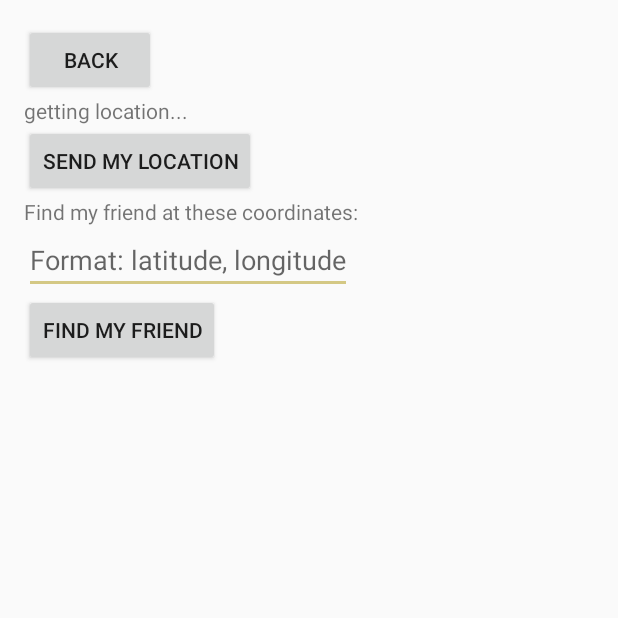
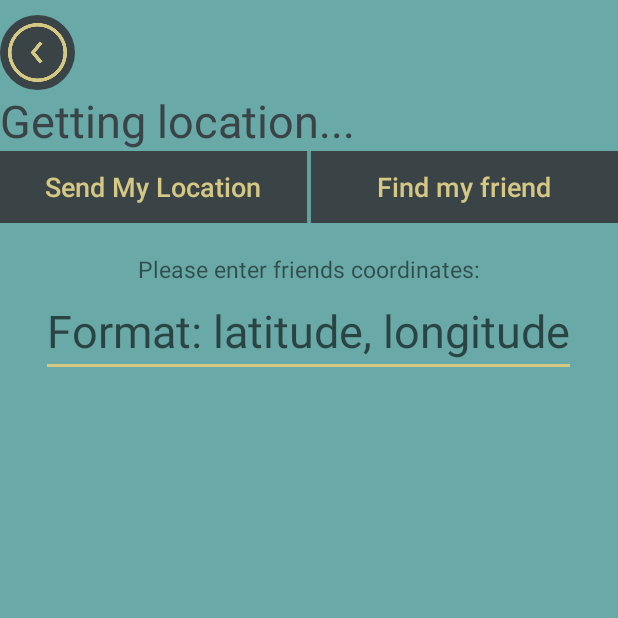
Before and after one commit to qdozaq/Uncover, an Android app: the Holla screen opened directly, with no data from a screen before it, on a phone screen of 412 x 824 dp, the top half of it. Run offline under Robolectric (Android 15) with nearby library versions, the phone set to English and light mode, and no system bars.

Commit message:
Everything works! + formating

```diff
--- a/app/src/main/res/layout/activity_holla.xml
+++ b/app/src/main/res/layout/activity_holla.xml
@@ -4,42 +4,67 @@
     android:id="@+id/activity_holla"
     android:layout_width="match_parent"
     android:layout_height="match_parent"
-    android:paddingBottom="@dimen/activity_vertical_margin"
-    android:paddingLeft="@dimen/activity_horizontal_margin"
-    android:paddingRight="@dimen/activity_horizontal_margin"
-    android:paddingTop="@dimen/activity_vertical_margin"
+    android:background="@color/colorPrimary"
     android:orientation="vertical"
     tools:context="com.example.doza.uncover.Holla">
-    <Button
+
+    <ImageButton
+        style="@style/back_button"
+        android:onClick="toMain" />
+
+    <TextView
+        android:id="@+id/statText"
         android:layout_width="wrap_content"
         android:layout_height="wrap_content"
-        android:text="back"
-        android:onClick="toMain"/>
-    <TextView
+        android:text="Getting location..."
+        android:textColor="@color/colorPrimaryDark"
+        android:textSize="30sp" />
+
+    <LinearLayout
+        android:layout_width="match_parent"
+        android:layout_height="wrap_content"
+        android:orientation="horizontal">
+
+        <Button
+            style="@style/holla_buttons"
+            android:layout_marginRight="1dp"
+            android:onClick="sendLoc"
+            android:text="Send My Location" />
+
+        <Button
+            style="@style/holla_buttons"
+            android:layout_marginLeft="1dp"
+            android:onClick="findFriend"
+            android:text="Find my friend" />
+
+
+    </LinearLayout>
+
+    <LinearLayout
         android:layout_width="wrap_content"
         android:layout_height="wrap_content"
-        android:text="getting location..."
-        android:id="@+id/statText"/>
+        android:layout_gravity="center"
+        android:layout_marginTop="20dp"
+        android:orientation="vertical">
 
-    <Button
-        android:layout_width="wrap_content"
-        android:layout_height="wrap_content"
-        android:text="send my location"
-        android:onClick="sendLoc"/>
-    <TextView
-        android:layout_width="wrap_content"
-        android:layout_height="wrap_content"
-        android:text="Find my friend at these coordinates:" />
-    <EditText
-        android:id="@+id/locField"
-        android:layout_width="wrap_content"
-        android:layout_height="wrap_content"
-        android:hint="Format: latitude, longitude"/>
-    <Button
-        android:layout_width="wrap_content"
-        android:layout_height="wrap_content"
-        android:text="Find my friend"
-        android:onClick="findFriend"/>
+        <TextView
+            android:layout_width="wrap_content"
+            android:layout_height="wrap_content"
+            android:layout_gravity="center"
+            android:text="Please enter friends coordinates:"
+            android:textAlignment="center"
+            android:textSize="15sp" />
+
+        <EditText
+            android:id="@+id/locField"
+            android:layout_width="wrap_content"
+            android:layout_height="wrap_content"
+            android:layout_gravity="center"
+            android:hint="Format: latitude, longitude"
+            android:textAlignment="center"
+            android:textSize="30sp" />
 
 
+    </LinearLayout>
+
 </LinearLayout>
--- a/app/src/main/res/values/styles.xml
+++ b/app/src/main/res/values/styles.xml
@@ -25,11 +25,29 @@
     </style>
 
     <style name="printer_buttons" parent="button">
-        <item name="android:layout_weight">.5</item>
         <item name="android:textSize">18dp</item>
         <item name="android:layout_height">wrap_content</item>
+        <item name="android:layout_width">match_parent</item>
+        <item name="android:layout_margin">1dp</item>
+
+    </style>
+
+    <style name="holla_buttons" parent="button">
+        <item name="android:textSize">18dp</item>
+        <item name="android:layout_weight">.5</item>
+        <item name="android:layout_height">wrap_content</item>
         <item name="android:layout_width">0dp</item>
+    </style>
 
+    <style name="back_button">
+        <item name="android:layout_marginTop">10dp</item>
+        <item name="android:layout_width">50dp</item>
+        <item name="android:layout_height">50dp</item>
+        <item name="android:padding">5dp</item>
+        <item name="android:scaleType">fitCenter</item>
+        <item name="android:src">@drawable/back</item>
+        <item name="android:tint">@color/colorAccent</item>
+        <item name="android:background">@drawable/back_button</item>
     </style>
 
 
```
Also changed, not shown: app/src/main/java/com/example/doza/uncover/Holla.java (+61 -24 lines), app/src/main/java/com/example/doza/uncover/MainActivity.java (+64 -9 lines), app/src/main/java/com/example/doza/uncover/Print.java (+70 -32 lines), app/src/main/res/layout/activity_food.xml (+8 -6 lines), app/src/main/res/layout/activity_print.xml (+29 -47 lines).
